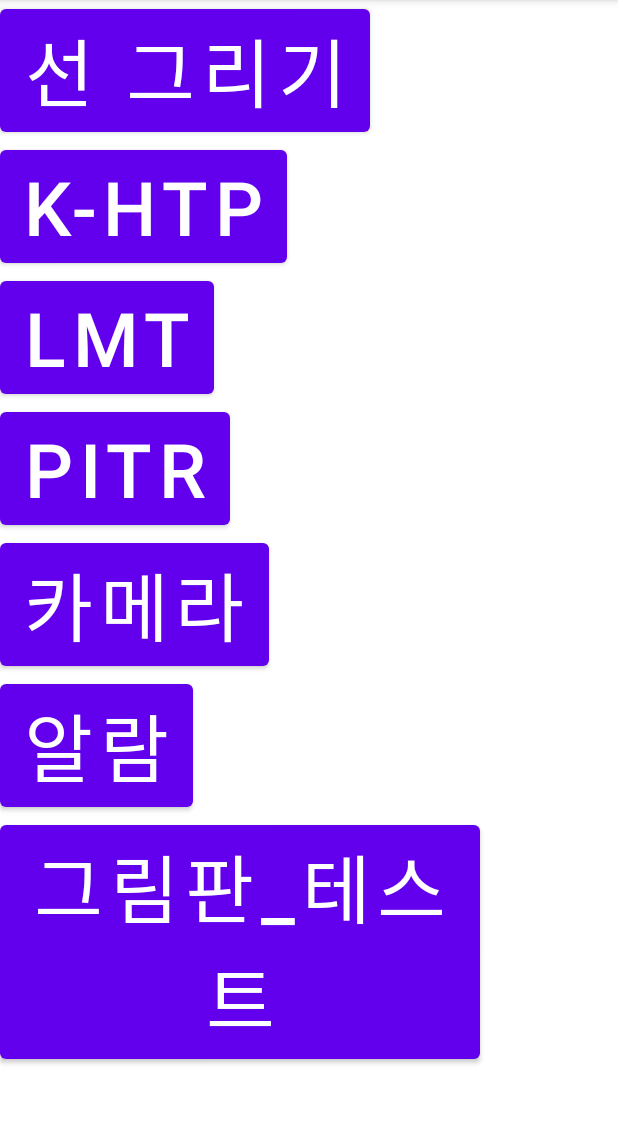
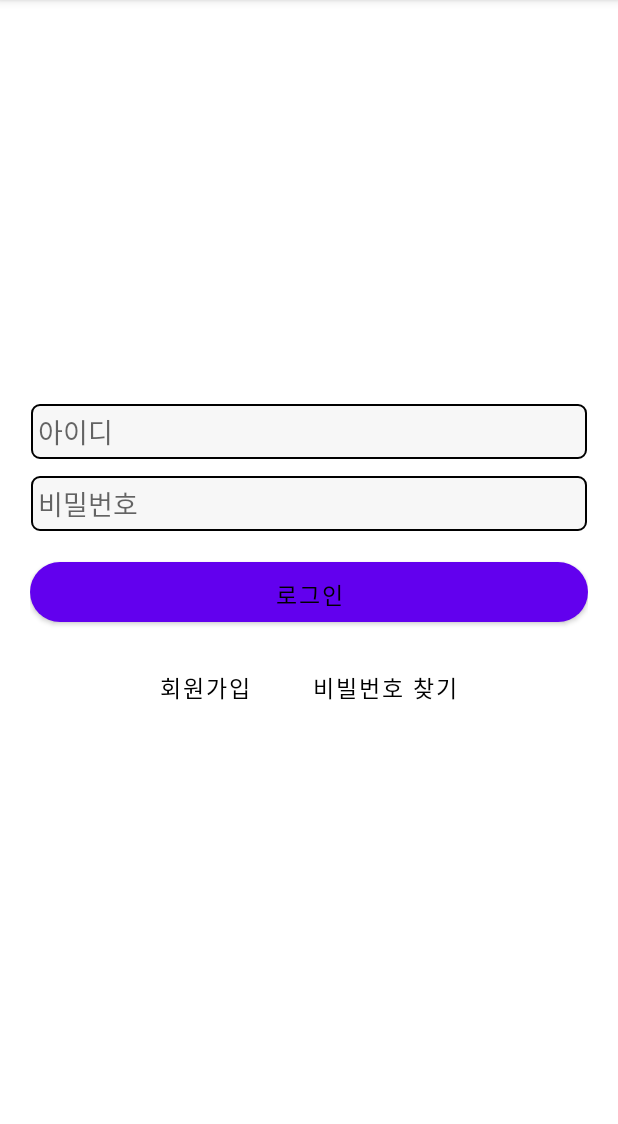
Before and after one commit to ManchanTime/SANTA, an Android app: the screen it shows after launch (MainActivity before the commit, LoginActivity after it), on a phone screen of 412 x 824 dp, the part 84-1208 px from its top. Run offline under Robolectric (Android 15) with nearby library versions, the phone set to English and light mode, and no system bars; our stand-ins replace Firebase (no records; nobody signed in at launch, a user with empty details on screens opened directly).

Commit message:
로그인/회원가입, 인트로 페이지(tts 포함) 로직 개발

```diff
--- a/app/build.gradle
+++ b/app/build.gradle
@@ -26,6 +26,9 @@ android {
         sourceCompatibility JavaVersion.VERSION_1_8
         targetCompatibility JavaVersion.VERSION_1_8
     }
+    buildFeatures {
+        viewBinding true
+    }
 }
 
 dependencies {
--- /dev/null
+++ b/app/src/main/java/com/gachon/santa/activity/LoginActivity.java
@@ -0,0 +1,71 @@
+package com.gachon.santa.activity;
+
+import androidx.annotation.NonNull;
+import androidx.appcompat.app.AppCompatActivity;
+
+import android.content.Intent;
+import android.os.Bundle;
+import android.view.View;
+import android.widget.Button;
+import android.widget.EditText;
+import android.widget.Toast;
+
+import com.gachon.santa.R;
+import com.google.android.gms.tasks.OnCompleteListener;
+import com.google.android.gms.tasks.Task;
+import com.google.firebase.auth.AuthResult;
+import com.google.firebase.auth.FirebaseAuth;
+
+public class LoginActivity extends AppCompatActivity {
+
+    private EditText etId, etPwd;
+    private Button btnLogin, btnRegister;
+
+    @Override
+    protected void onCreate(Bundle savedInstanceState) {
+        super.onCreate(savedInstanceState);
+        setContentView(R.layout.activity_login);
+
+        etId = findViewById(R.id.et_id);
+        etPwd = findViewById(R.id.et_pwd);
+        btnLogin = findViewById(R.id.btn_login);
+        btnLogin.setOnClickListener(onClickListener);
+        btnRegister = findViewById(R.id.btn_register);
+        btnRegister.setOnClickListener(onClickListener);
+
+    }
+
+    View.OnClickListener onClickListener = (v) -> {
+        Intent intent;
+        switch (v.getId()){
+            case R.id.btn_login:
+                validate();
+                break;
+            case R.id.btn_register:
+                intent = new Intent(this, RegisterActivity.class);
+                startActivity(intent);
+                break;
+        }
+    };
+
+    public void validate(){
+        String email = etId.getText().toString() + "@santa.com";
+        String pwd = etPwd.getText().toString();
+
+        FirebaseAuth firebaseAuth = FirebaseAuth.getInstance();
+        firebaseAuth.signInWithEmailAndPassword(email, pwd)
+                .addOnCompleteListener(new OnCompleteListener<AuthResult>() {
+                    @Override
+                    public void onComplete(@NonNull Task<AuthResult> task) {
+                        if(task.isSuccessful()){
+                            Intent intent = new Intent(LoginActivity.this, IntroActivity.class);
+                            startActivity(intent);
+                            Toast.makeText(LoginActivity.this, "환영합니다!!", Toast.LENGTH_SHORT).show();
+                            finish();
+                        }
+                        else
+                            Toast.makeText(LoginActivity.this, "아이디와 비밀번호를 확인해주세요.", Toast.LENGTH_SHORT).show();
+                    }
+                });
+    }
+}
--- a/app/src/main/java/com/gachon/santa/activity/MainActivity.java
+++ b/app/src/main/java/com/gachon/santa/activity/MainActivity.java
@@ -28,9 +28,11 @@ public class MainActivity extends AppCompatActivity {
             case R.id.button_figure:
                 Intent intent = new Intent(this, FigureExplainActivity.class);
                 startActivity(intent);
+                break;
             case R.id.button_paintBoard:
                 Intent intent1 = new Intent(this, PaintBoard.class);
                 startActivity(intent1);
+                break;
         }
     };
 }
--- a/app/src/main/java/com/gachon/santa/util/MyPaintView.java
+++ b/app/src/main/java/com/gachon/santa/util/MyPaintView.java
@@ -47,11 +47,6 @@ public class MyPaintView extends View {
         mCanvas.drawBitmap(bitmap, 0,0, mPaint);
     }
 
-    public void rollback(){
-        mCanvas = new Canvas(previousBitmap);
-        mCanvas.drawBitmap(previousBitmap, 0, 0, mPaint);
-    }
-
     @Override
     public boolean onTouchEvent(MotionEvent event) {
         int x = (int)event.getX();
--- /dev/null
+++ b/app/src/main/res/drawable/custom_btn.xml
@@ -0,0 +1,11 @@
+<?xml version="1.0" encoding="utf-8"?>
+<shape xmlns:android="http://schemas.android.com/apk/res/android"
+    android:padding="10dp"
+    android:shape="rectangle" >
+    <solid android:color="#000000" />
+    <corners
+        android:bottomLeftRadius="20dp"
+        android:bottomRightRadius="20dp"
+        android:topLeftRadius="20dp"
+        android:topRightRadius="20dp" />
+</shape>
--- /dev/null
+++ b/app/src/main/res/drawable/custom_edit_text.xml
@@ -0,0 +1,20 @@
+<?xml version="1.0" encoding="utf-8"?>
+<layer-list xmlns:android="http://schemas.android.com/apk/res/android">
+
+    <item android:top = "1dp"
+        android:right= "1dp"
+        android:left="1dp"
+        android:bottom="1dp">
+        <shape android:shape="rectangle">
+            <solid android:color="#f7f7f7" />
+            <stroke
+                android:width="1dp"
+                android:color="@color/black" />
+            <corners
+                android:topLeftRadius="5dp"
+                android:topRightRadius="5dp"
+                android:bottomLeftRadius="5dp"
+                android:bottomRightRadius="5dp"/>
+        </shape>
+    </item>
+</layer-list>
--- /dev/null
+++ b/app/src/main/res/layout/activity_login.xml
@@ -0,0 +1,69 @@
+<?xml version="1.0" encoding="utf-8"?>
+<LinearLayout xmlns:android="http://schemas.android.com/apk/res/android"
+    xmlns:app="http://schemas.android.com/apk/res-auto"
+    xmlns:tools="http://schemas.android.com/tools"
+    android:layout_width="match_parent"
+    android:layout_height="match_parent"
+    android:orientation="vertical"
+    android:gravity="center"
+    android:padding="20dp"
+    tools:context=".activity.LoginActivity">
+
+    <EditText
+        android:id="@+id/et_id"
+        android:layout_width="match_parent"
+        android:layout_height="wrap_content"
+        android:padding="5dp"
+        android:hint="아이디"
+        android:background="@drawable/custom_edit_text"
+        android:inputType="textEmailAddress" />
+
+    <EditText
+        android:id="@+id/et_pwd"
+        android:padding="5dp"
+        android:layout_width="match_parent"
+        android:layout_height="wrap_content"
+        android:layout_marginTop="10dp"
+        android:background="@drawable/custom_edit_text"
+        android:hint="비밀번호"
+        android:inputType="textPassword" />
+
+    <Button
+        android:id="@+id/btn_login"
+        android:layout_width="match_parent"
+        android:layout_height="40dp"
+        android:text="로그인"
+        android:layout_marginTop="20dp"
+        android:background="@drawable/custom_btn"
+        android:textColor="@color/black"
+        android:textSize="15sp" />
+
+    <LinearLayout
+        android:layout_width="240dp"
+        android:layout_height="wrap_content"
+        android:layout_marginTop="20dp"
+        android:orientation="horizontal">
+        <Button
+            android:id="@+id/btn_register"
+            android:layout_width="wrap_content"
+            android:layout_height="wrap_content"
+            android:layout_marginBottom="16dp"
+            android:background="@android:color/transparent"
+            android:textColor="@color/black"
+            android:layout_weight="1"
+            android:text="회원가입"
+            android:textSize="15sp" />
+
+        <Button
+            android:id="@+id/btn_findPassword"
+            android:layout_width="wrap_content"
+            android:layout_height="wrap_content"
+            android:layout_marginBottom="16dp"
+            android:text="비빌번호 찾기"
+            android:background="@android:color/transparent"
+            android:textColor="@color/black"
+            android:layout_weight="1"
+            android:textSize="15sp" />
+    </LinearLayout>
+
+</LinearLayout>
--- /dev/null
+++ b/app/src/main/res/values-land/dimens.xml
@@ -0,0 +1,3 @@
+<resources>
+    <dimen name="activity_horizontal_margin">48dp</dimen>
+</resources>
--- /dev/null
+++ b/app/src/main/res/values-w600dp/dimens.xml
@@ -0,0 +1,3 @@
+<resources>
+    <dimen name="activity_horizontal_margin">48dp</dimen>
+</resources>
--- /dev/null
+++ b/app/src/main/res/values/dimens.xml
@@ -0,0 +1,5 @@
+<resources>
+    <!-- Default screen margins, per the Android Design guidelines. -->
+    <dimen name="activity_horizontal_margin">16dp</dimen>
+    <dimen name="activity_vertical_margin">16dp</dimen>
+</resources>
```
Also changed, not shown: app/src/main/AndroidManifest.xml (+11 -1 lines), app/src/main/java/com/gachon/santa/activity/IntroActivity.java (added, +64 -0 lines), app/src/main/java/com/gachon/santa/activity/PaintBoard.java (+1 -24 lines), app/src/main/java/com/gachon/santa/activity/RegisterActivity.java (added, +112 -0 lines), app/src/main/java/com/gachon/santa/entity/Member.java (added, +61 -0 lines), app/src/main/res/layout/activity_intro.xml (added, +29 -0 lines), app/src/main/res/layout/activity_register.xml (added, +66 -0 lines), app/src/main/res/values/strings.xml (+10 -0 lines).
